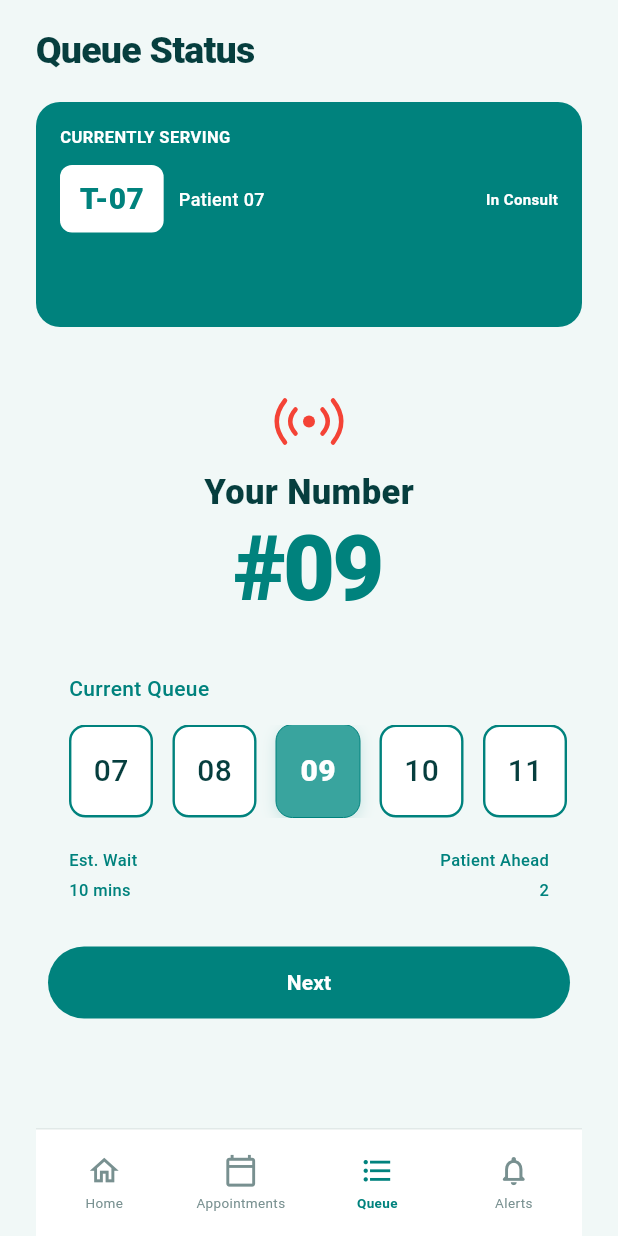
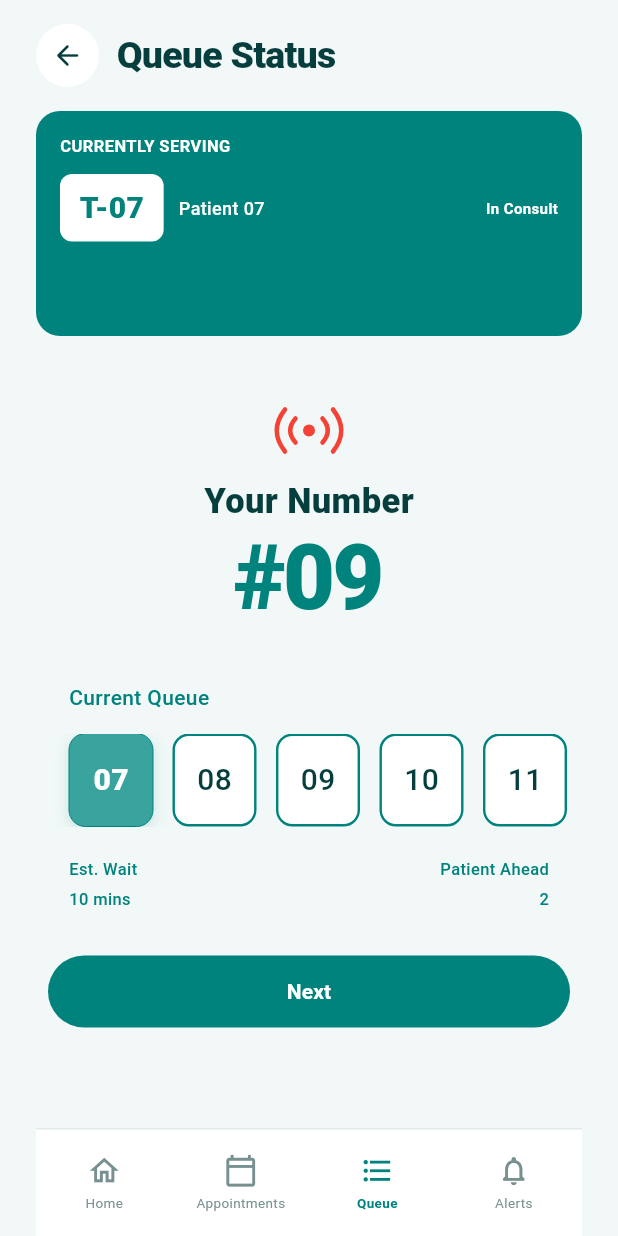
Before and after one commit to YeshiniWckramasinghe/HealthQ, a Flutter app: the QueueStatusScreen screen opened directly, on a phone screen of 412 x 824 dp. Run offline on Flutter 3.47's test engine with Material 3 defaults, Android fonts, the phone set to English and light mode, and no system bars; our stand-ins replace cloud_firestore, firebase_auth, firebase_core, google_sign_in; accounts and stored records are empty.

Commit message:
Updated queue management frontend

```diff
--- a/lib/Patient Management Screens/home_screen.dart
+++ b/lib/Patient Management Screens/home_screen.dart
@@ -462,6 +462,12 @@
             CheckInScreen(
               bookedAppointment:
                   _currentAppointment,
+
+              // -----------------------------------------------------
+              // Back button on Check-In screen returns to Home.
+              // -----------------------------------------------------
+              onBackToHome: _goToHome,
+
               onCheckIn: (appointment) {
                 setState(() {
                   _currentAppointment =
--- a/lib/Queue Management Screens/queue_status_screen.dart
+++ b/lib/Queue Management Screens/queue_status_screen.dart
@@ -230,7 +230,10 @@
       crossAxisAlignment: CrossAxisAlignment.start,
       children: [
         SizedBox(height: compact ? 8 : 12),
+
+        // BACK BUTTON + TITLE
         _buildTitle(compact),
+
         SizedBox(height: compact ? 12 : 16),
         _buildCurrentlyServingCard(compact),
         SizedBox(height: compact ? 32 : 42),
@@ -249,8 +252,34 @@
     );
   }
 
+  // ==========================================================================
+  // TITLE + BACK BUTTON
+  // ==========================================================================
+
   Widget _buildTitle(bool compact) {
-    return Text(
+    return Row(
+      children: [
+        Material(
+          color: Colors.white,
+          shape: const CircleBorder(),
+          child: InkWell(
+            customBorder: const CircleBorder(),
+            onTap: () {
+              Navigator.of(context).pop();
+            },
+            child: SizedBox(
+              width: compact ? 40 : 42,
+              height: compact ? 40 : 42,
+              child: const Icon(
+                Icons.arrow_back_rounded,
+                color: Color(0xFF063E3E),
+                size: 22,
+              ),
+            ),
+          ),
+        ),
+        const SizedBox(width: 12),
+        Text(
           'Queue Status',
           style: TextStyle(
             fontSize: compact ? 22 : 25,
@@ -258,6 +287,8 @@
             color: const Color(0xFF063E3E),
             letterSpacing: -0.5,
           ),
+        ),
+      ],
     );
   }
 
@@ -419,13 +450,13 @@
         itemBuilder: (context, index) {
           final patient = widget.patients[index];
 
-          final number = int.tryParse(patient.queueNumber);
-
-          final isYourNumber = number == _yourQueueNumber;
+          // Highlight ONLY the currently serving queue number.
+          final isCurrentlyServing =
+              patient.queueNumber == _currentlyServing.queueNumber;
 
           return _buildQueueNumberBox(
             patient.queueNumber,
-            isYourNumber,
+            isCurrentlyServing,
             compact,
           );
         },
@@ -2239,9 +2270,7 @@
               fontWeight: FontWeight.w700,
             ),
           ),
-
           const SizedBox(height: 10),
-
           Row(
             children: [
               Container(
@@ -2263,9 +2292,7 @@
                   ),
                 ),
               ),
-
               const SizedBox(width: 9),
-
               Expanded(
                 child: Text(
                   serving.patientName,
@@ -2278,7 +2305,6 @@
                   ),
                 ),
               ),
-
               const Text(
                 'In Consult',
                 style: TextStyle(
```
Also changed, not shown: lib/Queue Management Screens/check_in_screen.dart (+69 -165 lines). Lines whose indentation alone changed are shown as unchanged.
